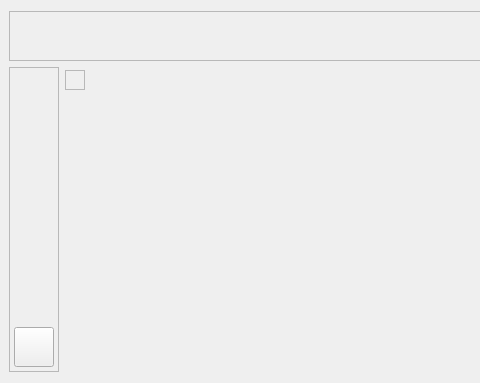
First picture: the form in ui/ui_launchpad.ui, repository KROIA/Soundboard, before the edit; both pictures show x 0 to 480 and y 0 to 383 of the 700 by 383 pixel window.
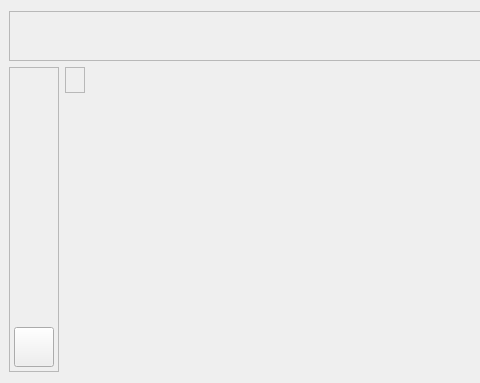
Second picture: the form after the edit.

What changed in the file:
```diff
--- a/ui/ui_launchpad.ui
+++ b/ui/ui_launchpad.ui
@@ -116,7 +116,7 @@
      </property>
      <layout class="QGridLayout" name="gridLayout_2">
       <property name="sizeConstraint">
-       <enum>QLayout::SetFixedSize</enum>
+       <enum>QLayout::SetMinimumSize</enum>
       </property>
      </layout>
     </widget>
```
